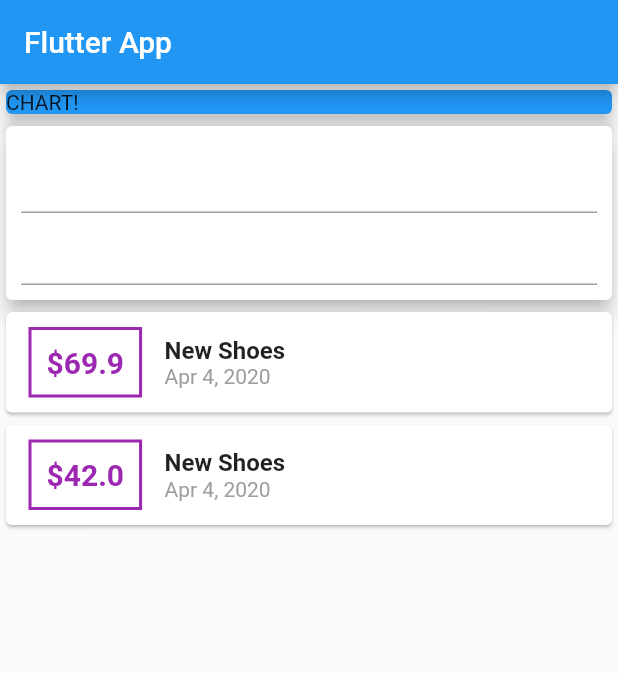
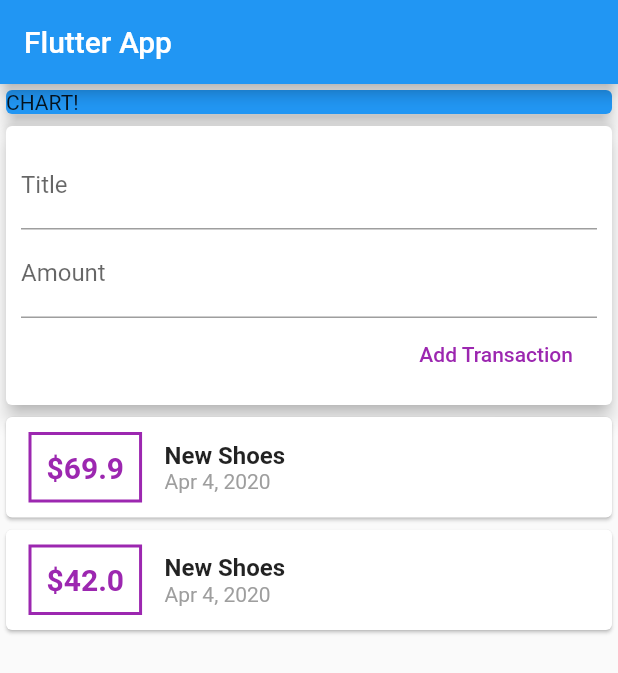
Before and after one commit to ajayrmk/xpense, a Flutter app: the screen it shows after launch, on a phone screen of 412 x 824 dp. Shown: the top 673 px of the screen. Run offline on Flutter 3.47's test engine with Material 2 defaults, Android fonts, the phone set to English and light mode, and no system bars.

Commit message:
Transactions, user entry, widgets

```diff
--- a/lib/main.dart
+++ b/lib/main.dart
@@ -1,8 +1,6 @@
 import 'package:flutter/cupertino.dart';
 import 'package:flutter/material.dart';
-import './transaction.dart';
-import 'package:intl/intl.dart';
-
+import './widgets/user_transaction.dart';
 void main() => runApp(MyApp());
 
 class MyApp extends StatelessWidget {
@@ -13,20 +11,6 @@ class MyApp extends StatelessWidget {
 }
 
 class MyHomePage extends StatelessWidget {
-  final List<Transaction> transactions = [
-    Transaction(
-      id: 't1',
-      title: 'New Shoes',
-      amount: 69.9,
-      date: DateTime.now(),
-    ),
-    Transaction(
-      id: 't2',
-      title: 'New Shoes',
-      amount: 42.0,
-      date: DateTime.now(),
-    ),
-  ];
   @override
   Widget build(BuildContext context) {
     return Scaffold(
@@ -43,63 +27,7 @@ class MyHomePage extends StatelessWidget {
               elevation: 5,
             ),
           ),
-          Card(
-            elevation: 5,
-            child: Container(
-              padding: EdgeInsets.all(10),
-              child: Column(children: <Widget>[
-                TextField(),
-                TextField(),
-              ]),
-            ),
-          ),
-          Column(
-            children: transactions.map((tx) {
-              return Card(
-                child: Row(
-                  children: <Widget>[
-                    Container(
-                      margin: EdgeInsets.symmetric(
-                        vertical: 10,
-                        horizontal: 15,
-                      ),
-                      decoration: BoxDecoration(
-                        border: Border.all(
-                          color: Colors.purple,
-                          width: 2,
-                        ),
-                      ),
-                      padding: EdgeInsets.all(10),
-                      child: Text(
-                        '\$${tx.amount}',
-                        style: TextStyle(
-                          fontWeight: FontWeight.bold,
-                          fontSize: 20,
-                          color: Colors.purple,
-                        ),
-                      ),
-                    ),
-                    Column(
-                      crossAxisAlignment: CrossAxisAlignment.start,
-                      children: <Widget>[
-                        Text(
-                          tx.title,
-                          style: TextStyle(
-                            fontSize: 16,
-                            fontWeight: FontWeight.bold,
-                          ),
-                        ),
-                        Text(DateFormat.yMMMd().format(tx.date),
-                            style: TextStyle(
-                              color: Colors.grey,
-                            )),
-                      ],
-                    ),
-                  ],
-                ),
-              );
-            }).toList(),
-          ),
+          UserTransactions(),
         ],
       ),
     );
--- /dev/null
+++ b/lib/widgets/new_transaction.dart
@@ -0,0 +1,39 @@
+import 'package:flutter/material.dart';
+
+class NewTransaction extends StatelessWidget {
+  final titleController = TextEditingController();
+  final amountController = TextEditingController();
+  final Function addTx;
+  NewTransaction(this.addTx);
+  @override
+  Widget build(BuildContext context) {
+    return Card(
+      elevation: 5,
+      child: Container(
+        padding: EdgeInsets.all(10),
+        child: Column(
+            crossAxisAlignment: CrossAxisAlignment.end,
+            children: <Widget>[
+              TextField(
+                decoration: InputDecoration(labelText: 'Title'),
+                controller: titleController,
+              ),
+              TextField(
+                decoration: InputDecoration(labelText: 'Amount'),
+                controller: amountController,
+              ),
+              FlatButton(
+                child: Text('Add Transaction'),
+                textColor: Colors.purple,
+                onPressed: () {
+                  addTx(
+                    titleController.text,
+                    double.parse(amountController.text),
+                  );
+                },
+              ),
+            ]),
+      ),
+    );
+  }
+}
--- /dev/null
+++ b/lib/widgets/transaction_list.dart
@@ -0,0 +1,58 @@
+import 'package:flutter/material.dart';
+import '../models/transaction.dart';
+import 'package:intl/intl.dart';
+
+class TransactionList extends StatelessWidget {
+  final List<Transaction> transactions;
+  TransactionList(this.transactions);
+  @override
+  Widget build(BuildContext context) {
+    return Column(
+      children: transactions.map((tx) {
+        return Card(
+          child: Row(
+            children: <Widget>[
+              Container(
+                margin: EdgeInsets.symmetric(
+                  vertical: 10,
+                  horizontal: 15,
+                ),
+                decoration: BoxDecoration(
+                  border: Border.all(
+                    color: Colors.purple,
+                    width: 2,
+                  ),
+                ),
+                padding: EdgeInsets.all(10),
+                child: Text(
+                  '\$${tx.amount}',
+                  style: TextStyle(
+                    fontWeight: FontWeight.bold,
+                    fontSize: 20,
+                    color: Colors.purple,
+                  ),
+                ),
+              ),
+              Column(
+                crossAxisAlignment: CrossAxisAlignment.start,
+                children: <Widget>[
+                  Text(
+                    tx.title,
+                    style: TextStyle(
+                      fontSize: 16,
+                      fontWeight: FontWeight.bold,
+                    ),
+                  ),
+                  Text(DateFormat.yMMMd().format(tx.date),
+                      style: TextStyle(
+                        color: Colors.grey,
+                      )),
+                ],
+              ),
+            ],
+          ),
+        );
+      }).toList(),
+    );
+  }
+}
--- /dev/null
+++ b/lib/widgets/user_transaction.dart
@@ -0,0 +1,49 @@
+import 'package:flutter/widgets.dart';
+import './new_transaction.dart';
+import './transaction_list.dart';
+import '../models/transaction.dart';
+
+class UserTransactions extends StatefulWidget {
+  @override
+  _UserTransactionsState createState() => _UserTransactionsState();
+}
+
+class _UserTransactionsState extends State<UserTransactions> {
+  final List<Transaction> _userTransactions = [
+    Transaction(
+      id: 't1',
+      title: 'New Shoes',
+      amount: 69.9,
+      date: DateTime.now(),
+    ),
+    Transaction(
+      id: 't2',
+      title: 'New Shoes',
+      amount: 42.0,
+      date: DateTime.now(),
+    ),
+  ];
+
+  void _addNewTransaction(String txTitle, double txAmount) {
+    final newTx = Transaction(
+      title: txTitle,
+      amount: txAmount,
+      date: DateTime.now(),
+      id: DateTime.now().toString(),
+    );
+
+    setState(() {
+      _userTransactions.add(newTx);
+    });
+  }
+
+  @override
+  Widget build(BuildContext context) {
+    return Column(
+      children: <Widget>[
+        NewTransaction(_addNewTransaction),
+        TransactionList(_userTransactions),
+      ],
+    );
+  }
+}
```
Also changed, not shown: lib/models/transaction.dart (renamed from lib/transaction.dart).
